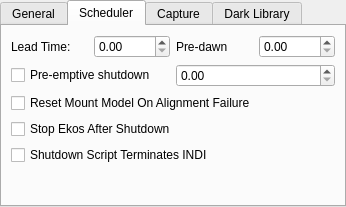
KDE/kstars, file kstars/ekos/opsekos.ui: the form before one commit.
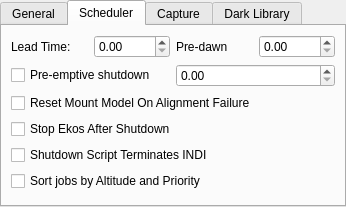
The form after the commit. The open tabs and pages were chosen to show the change.

Commit message: Add option to skip sorting jobs and run them as-is in the order they are added

Diff of the .ui file:
```diff
--- a/kstars/ekos/opsekos.ui
+++ b/kstars/ekos/opsekos.ui
@@ -229,6 +229,16 @@
       </property>
      </widget>
     </item>
+    <item>
+     <widget class="QCheckBox" name="kcfg_SortSchedulerJobs">
+      <property name="toolTip">
+       <string>High priority and altitude jobs are executed first</string>
+      </property>
+      <property name="text">
+       <string>Sort jobs by Altitude and Priority</string>
+      </property>
+     </widget>
+    </item>
     <item>
      <spacer name="verticalSpacer">
       <property name="orientation">
```
Left out of the diff: 2 changed lines with no effect on the pictures. The commit also changes 2 other files.
